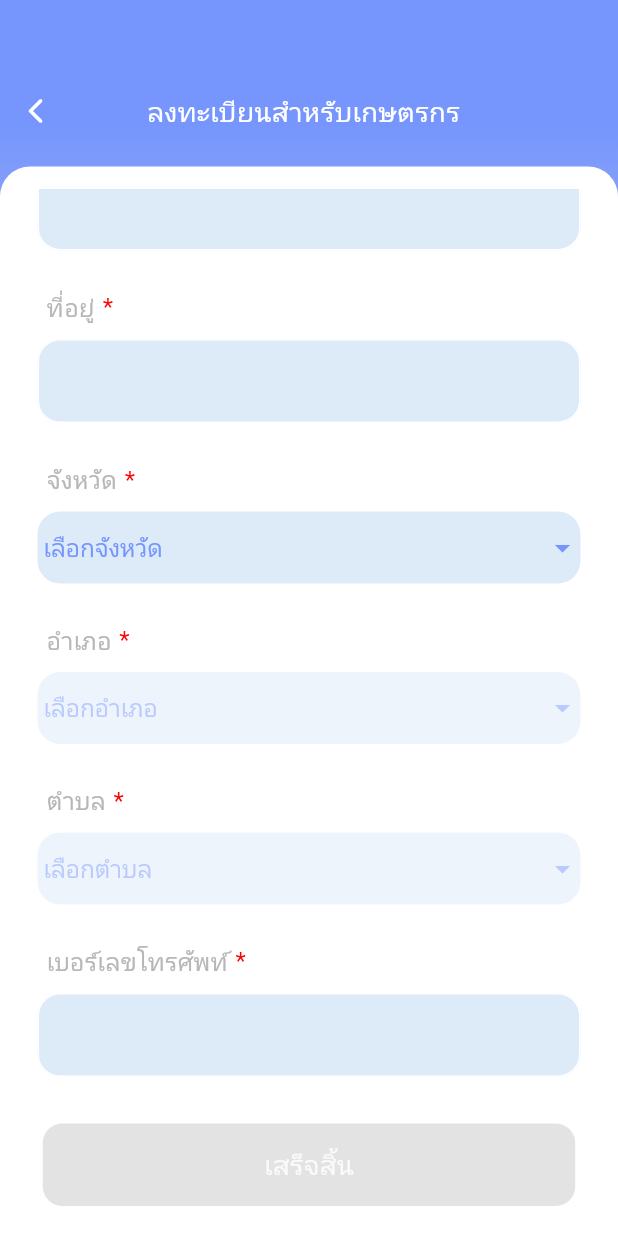
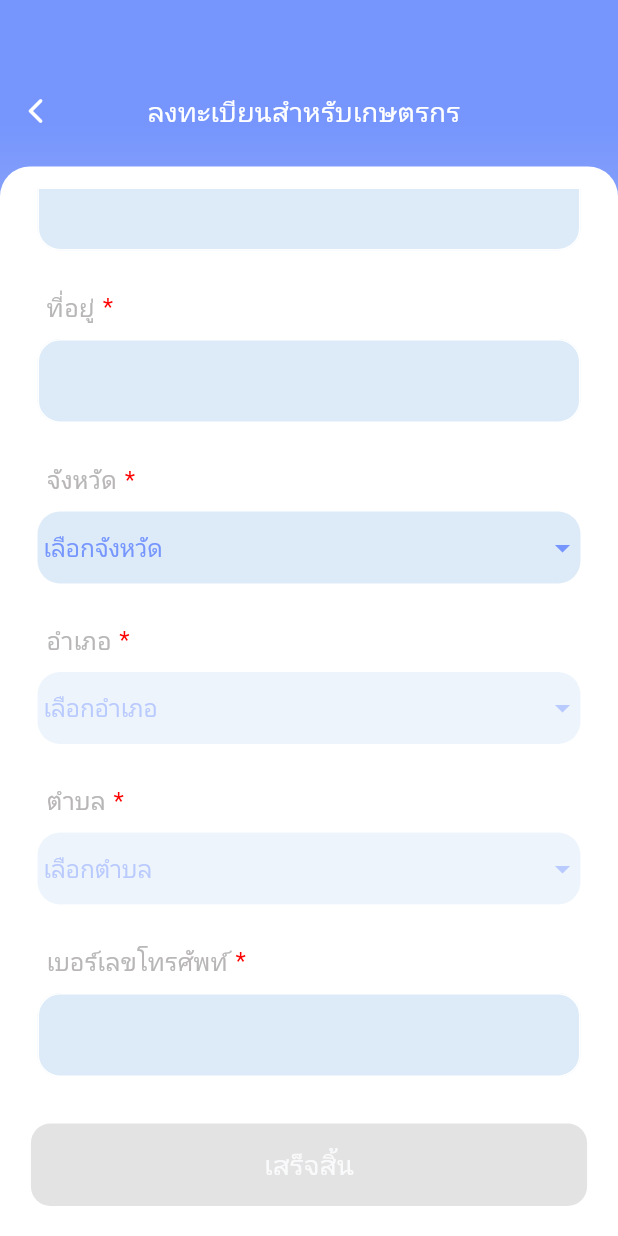
Before and after one commit to kusidol/nofirebase_cassava, a Flutter app: the FarmerRegisterScreen screen opened directly with empty values, scrolled down 294 dp, on a phone screen of 412 x 824 dp. Run offline on Flutter 3.47's test engine with Material 3 defaults, Android fonts, the phone set to English and light mode, and no system bars; our stand-ins replace animated_toggle_switch, badges, basic_utils, camera, carousel_slider, dio and 25 more; missing offline and left inert: camera_web, flutter_custom_tabs, flutter_custom_tabs_web, flutter_inappwebview, flutter_toastr, geolocator_web and 6 more; accounts and stored records are empty; network calls fail.

Commit message:
Update farmer_register_screen.dart
Fix Responsive Button

```diff
--- a/lib/screen/login/farmer_register_screen.dart
+++ b/lib/screen/login/farmer_register_screen.dart
@@ -1063,7 +1063,6 @@ class _FarmerRegisterScreen extends State<FarmerRegisterScreen> {
                         padding: EdgeInsets.only(bottom: 20.0, top: 20.0),
                         child: Container(
                           margin: EdgeInsets.all(1),
-                          width: 500,
                           color: Colors.white,
                           child: Align(
                             alignment: Alignment.center,
@@ -1075,7 +1074,10 @@ class _FarmerRegisterScreen extends State<FarmerRegisterScreen> {
                                 shape: RoundedRectangleBorder(
                                   borderRadius: BorderRadius.circular(13),
                                 ),
-                                minimumSize: Size(355, 55),
+                                minimumSize: Size(
+            MediaQuery.of(context).size.width * 0.9,
+            55,
+          ),
                               ),
                               onPressed: prefix != "" &&
                                       name != "" &&
@@ -1186,14 +1188,17 @@ class _FarmerRegisterScreen extends State<FarmerRegisterScreen> {
                                 });
                               },
                             ),
-                            Container(
-                              margin: EdgeInsets.only(left: 50, right: 50),
+                            Expanded(
+                              child: Container(
+                            margin: EdgeInsets.only( right: 55),
+                             alignment: Alignment.center,
                                 child: Text(
                                   "registerforfarmer".i18n(),
                                   style: const TextStyle(
                                     color: Colors.white,
                                     fontSize: 18,
                                     fontWeight: FontWeight.w500,
+                                  ),
                                 ),
                               ),
                             ),
```
Lines whose indentation alone changed are shown as unchanged.
